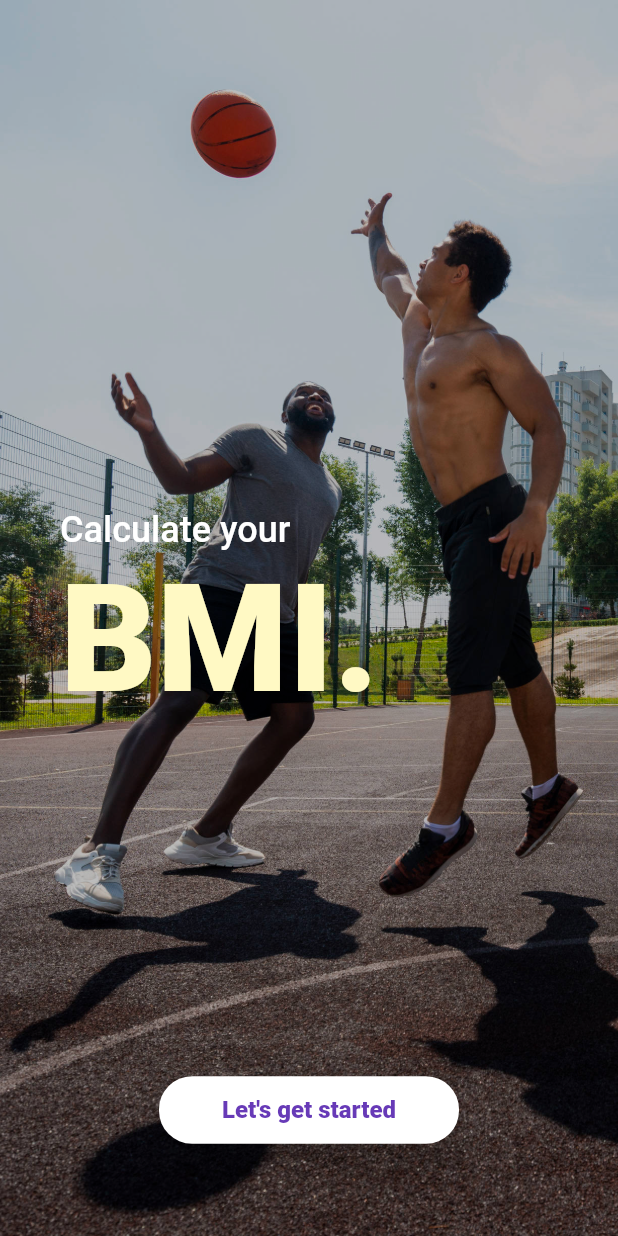
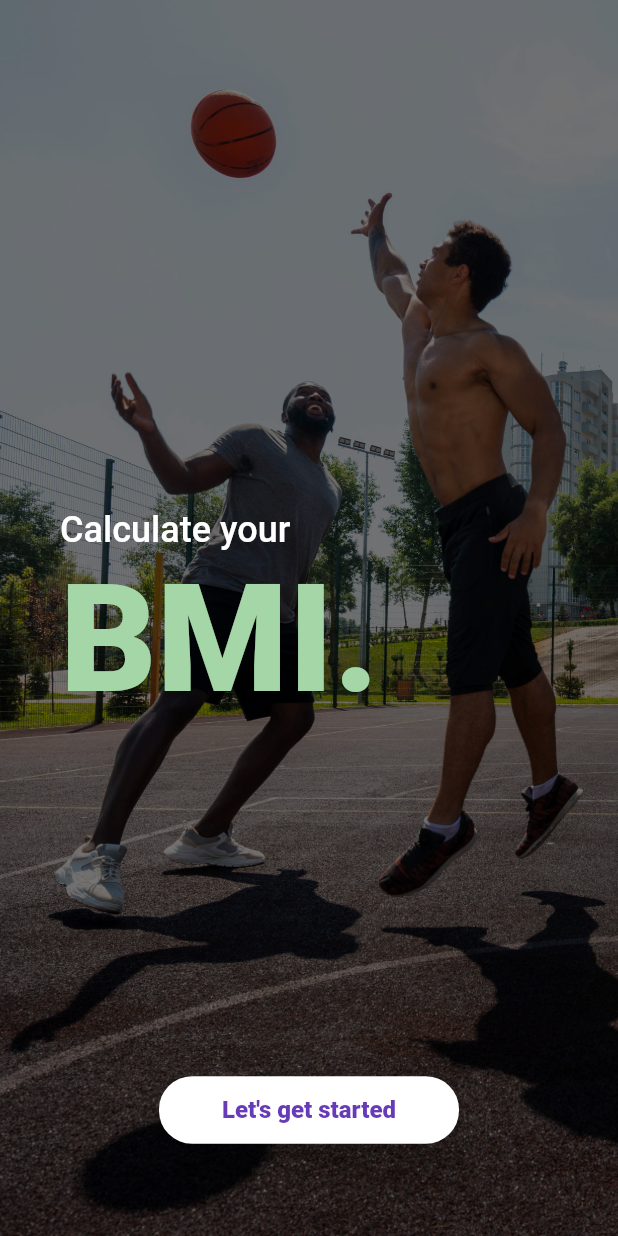
Before and after one commit to jaysavsani07/FlutterBMI, a Flutter app: the screen it shows after launch, on a phone screen of 412 x 824 dp. Run offline on Flutter 3.47's test engine with Material 2 defaults, Android fonts, the phone set to English and light mode, and no system bars; our stand-ins replace animated_text_kit, font_awesome_flutter; missing offline and left inert: flutter_responsive_screen.

Commit message:
Updated spash screen UI and added text animation

```diff
--- a/lib/Screens/splash.dart
+++ b/lib/Screens/splash.dart
@@ -1,6 +1,7 @@
 import 'package:bmi_calculator/Screens/bmi_main.dart';
 import 'package:flutter/material.dart';
 import 'package:flutter/services.dart';
+import 'package:animated_text_kit/animated_text_kit.dart';
 
 class Splash extends StatefulWidget {
   @override
@@ -11,6 +12,7 @@ class _SplashState extends State<Splash> {
   @override
   Widget build(BuildContext context) {
     SystemChrome.setEnabledSystemUIOverlays([SystemUiOverlay.top]);
+    // SystemChrome.setEnabledSystemUIOverlays([SystemUiOverlay.bottom]);
     SystemChrome.setPreferredOrientations([
       DeviceOrientation.portraitUp,
       DeviceOrientation.portraitDown,
@@ -32,9 +34,10 @@ class _SplashState extends State<Splash> {
               ),
             ),
             Container(
-              color: Colors.black26,
+              color: Colors.black54,
             ),
             Container(
+              alignment: Alignment.centerLeft,
               padding: EdgeInsets.all(40.0),
               child: Column(
                 mainAxisAlignment: MainAxisAlignment.center,
@@ -47,12 +50,18 @@ class _SplashState extends State<Splash> {
                         fontSize: 24.0,
                         fontWeight: FontWeight.w500),
                   ),
-                  Text(
-                    "BMI.",
-                    style: TextStyle(
-                        color: Colors.yellow.shade100,
+                  TyperAnimatedTextKit(
+                    duration: Duration(
+                      seconds: 2,
+                    ),
+                    textAlign: TextAlign.start,
+                    alignment: AlignmentDirectional.bottomCenter,
+                    isRepeatingAnimation: false,
+                    textStyle: TextStyle(
+                        color: Colors.green.shade200,
                         fontSize: 100.0,
                         fontWeight: FontWeight.w900),
+                    text: <String>["BMI."],
                   )
                 ],
               ),
@@ -74,7 +83,7 @@ class _SplashState extends State<Splash> {
                         fontWeight: FontWeight.w800)),
                 onPressed: () {
                   setState(() {
-                    Navigator.push(context,
+                    Navigator.pushReplacement(context,
                         MaterialPageRoute(builder: (context) => BMIMain()));
                   });
                 },
@@ -85,6 +94,9 @@ class _SplashState extends State<Splash> {
       ),
       value: SystemUiOverlayStyle(
         statusBarColor: Colors.transparent,
+        systemNavigationBarColor: Colors.transparent,
+        systemNavigationBarDividerColor: Colors.transparent,
+        systemNavigationBarIconBrightness: Brightness.light,
       ),
     );
   }
--- a/lib/main.dart
+++ b/lib/main.dart
@@ -11,8 +11,8 @@ void main() {
 void updateStatusBarColor() {
   SystemChrome.setSystemUIOverlayStyle(
     const SystemUiOverlayStyle(
-      statusBarColor: Colors.deepPurple,
-      systemNavigationBarColor: Colors.deepPurple,
+      statusBarColor: Colors.white,
+      systemNavigationBarColor: Colors.white10,
       systemNavigationBarDividerColor: Colors.black,
       systemNavigationBarIconBrightness: Brightness.dark,
     ),
@@ -40,6 +40,9 @@ class MyApp extends StatelessWidget {
       ),
       value: SystemUiOverlayStyle(
         statusBarColor: Colors.transparent,
+         systemNavigationBarColor: Colors.transparent,
+        systemNavigationBarDividerColor: Colors.black,
+        systemNavigationBarIconBrightness: Brightness.dark,
       ),
     );
   }
--- a/pubspec.yaml
+++ b/pubspec.yaml
@@ -12,7 +12,7 @@ dependencies:
 
   flutter_responsive_screen: ^1.0.0
   font_awesome_flutter: ^8.5.0
-
+  animated_text_kit: ^1.3.1
   cupertino_icons: ^0.1.2
 
 dev_dependencies:
```
Also changed, not shown: lib/Screens/bmi_main.dart (+8 -4 lines), lib/animations/slide_animation.dart (added, +40 -0 lines), 16 other files.
